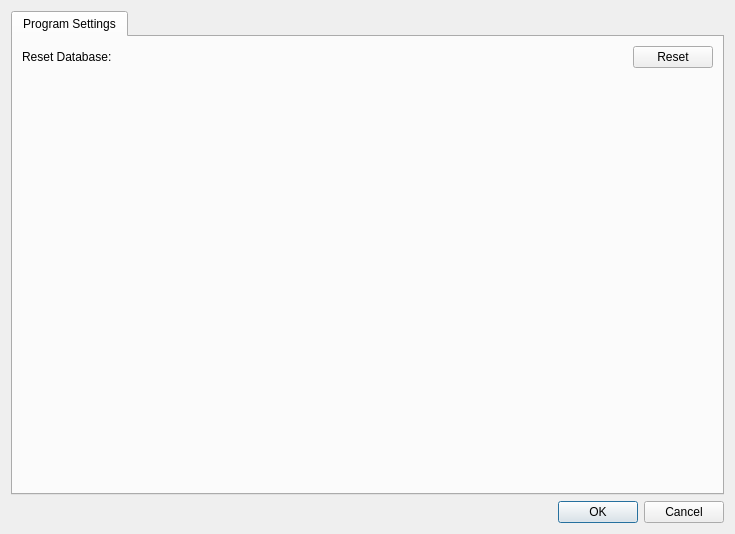
Old version of the form gui/definitions/ui/settings_dialog.ui in the repository SilMon/NucDetect.
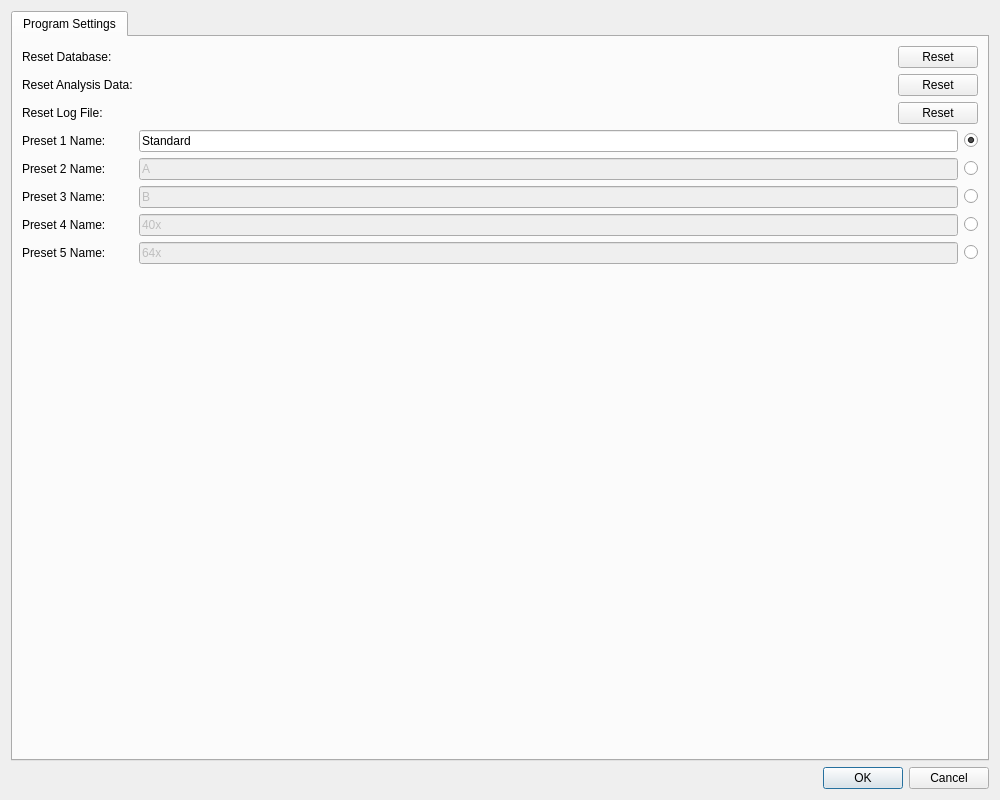
New version of the form.

```diff
--- a/gui/definitions/ui/settings_dialog.ui
+++ b/gui/definitions/ui/settings_dialog.ui
@@ -6,8 +6,8 @@
    <rect>
     <x>0</x>
     <y>0</y>
-    <width>735</width>
-    <height>534</height>
+    <width>1000</width>
+    <height>800</height>
    </rect>
   </property>
   <property name="windowTitle">
@@ -64,7 +64,224 @@
             </spacer>
            </item>
            <item>
-            <widget class="QPushButton" name="btn_reset">
+            <widget class="QPushButton" name="btn_reset_db">
+             <property name="text">
+              <string>Reset</string>
+             </property>
+            </widget>
+           </item>
+          </layout>
+         </item>
+         <item row="1" column="0">
+          <widget class="QLabel" name="label_7">
+           <property name="text">
+            <string>Reset Analysis Data:</string>
+           </property>
+          </widget>
+         </item>
+         <item row="1" column="1">
+          <layout class="QHBoxLayout" name="horizontalLayout_7">
+           <item>
+            <spacer name="horizontalSpacer_2">
+             <property name="orientation">
+              <enum>Qt::Horizontal</enum>
+             </property>
+             <property name="sizeHint" stdset="0">
+              <size>
+               <width>40</width>
+               <height>20</height>
+              </size>
+             </property>
+            </spacer>
+           </item>
+           <item>
+            <widget class="QPushButton" name="btn_reset_an">
+             <property name="text">
+              <string>Reset</string>
+             </property>
+            </widget>
+           </item>
+          </layout>
+         </item>
+         <item row="3" column="0">
+          <widget class="QLabel" name="label_2">
+           <property name="text">
+            <string>Preset 1 Name:</string>
+           </property>
+          </widget>
+         </item>
+         <item row="3" column="1">
+          <layout class="QHBoxLayout" name="horizontalLayout_2">
+           <item>
+            <widget class="QLineEdit" name="le_pre_1">
+             <property name="text">
+              <string>Standard</string>
+             </property>
+            </widget>
+           </item>
+           <item>
+            <widget class="QRadioButton" name="rbtn_pre_1">
+             <property name="text">
+              <string/>
+             </property>
+             <property name="checked">
+              <bool>true</bool>
+             </property>
+             <attribute name="buttonGroup">
+              <string notr="true">btng_active_preset</string>
+             </attribute>
+            </widget>
+           </item>
+          </layout>
+         </item>
+         <item row="4" column="0">
+          <widget class="QLabel" name="label_3">
+           <property name="text">
+            <string>Preset 2 Name:</string>
+           </property>
+          </widget>
+         </item>
+         <item row="4" column="1">
+          <layout class="QHBoxLayout" name="horizontalLayout_3">
+           <item>
+            <widget class="QLineEdit" name="le_pre_2">
+             <property name="enabled">
+              <bool>false</bool>
+             </property>
+             <property name="text">
+              <string>A</string>
+             </property>
+            </widget>
+           </item>
+           <item>
+            <widget class="QRadioButton" name="rbtn_pre_2">
+             <property name="text">
+              <string/>
+             </property>
+             <attribute name="buttonGroup">
+              <string notr="true">btng_active_preset</string>
+             </attribute>
+            </widget>
+           </item>
+          </layout>
+         </item>
+         <item row="5" column="0">
+          <widget class="QLabel" name="label_4">
+           <property name="text">
+            <string>Preset 3 Name:</string>
+           </property>
+          </widget>
+         </item>
+         <item row="5" column="1">
+          <layout class="QHBoxLayout" name="horizontalLayout_4">
+           <item>
+            <widget class="QLineEdit" name="le_pre_3">
+             <property name="enabled">
+              <bool>false</bool>
+             </property>
+             <property name="text">
+              <string>B</string>
+             </property>
+            </widget>
+           </item>
+           <item>
+            <widget class="QRadioButton" name="rbtn_pre_3">
+             <property name="text">
+              <string/>
+             </property>
+             <attribute name="buttonGroup">
+              <string notr="true">btng_active_preset</string>
+             </attribute>
+            </widget>
+           </item>
+          </layout>
+         </item>
+         <item row="6" column="0">
+          <widget class="QLabel" name="label_5">
+           <property name="text">
+            <string>Preset 4 Name:</string>
+           </property>
+          </widget>
+         </item>
+         <item row="6" column="1">
+          <layout class="QHBoxLayout" name="horizontalLayout_5">
+           <item>
+            <widget class="QLineEdit" name="le_pre_4">
+             <property name="enabled">
+              <bool>false</bool>
+             </property>
+             <property name="text">
+              <string>40x</string>
+             </property>
+            </widget>
+           </item>
+           <item>
+            <widget class="QRadioButton" name="rbtn_pre_4">
+             <property name="text">
+              <string/>
+             </property>
+             <attribute name="buttonGroup">
+              <string notr="true">btng_active_preset</string>
+             </attribute>
+            </widget>
+           </item>
+          </layout>
+         </item>
+         <item row="7" column="0">
+          <widget class="QLabel" name="label_6">
+           <property name="text">
+            <string>Preset 5 Name:</string>
+           </property>
+          </widget>
+         </item>
+         <item row="7" column="1">
+          <layout class="QHBoxLayout" name="horizontalLayout_6">
+           <item>
+            <widget class="QLineEdit" name="le_pre_5">
+             <property name="enabled">
+              <bool>false</bool>
+             </property>
+             <property name="text">
+              <string>64x</string>
+             </property>
+            </widget>
+           </item>
+           <item>
+            <widget class="QRadioButton" name="btn_pre_5">
+             <property name="text">
+              <string/>
+             </property>
+             <attribute name="buttonGroup">
+              <string notr="true">btng_active_preset</string>
+             </attribute>
+            </widget>
+           </item>
+          </layout>
+         </item>
+         <item row="2" column="0">
+          <widget class="QLabel" name="label_8">
+           <property name="text">
+            <string>Reset Log File:</string>
+           </property>
+          </widget>
+         </item>
+         <item row="2" column="1">
+          <layout class="QHBoxLayout" name="horizontalLayout_8">
+           <item>
+            <spacer name="horizontalSpacer_3">
+             <property name="orientation">
+              <enum>Qt::Horizontal</enum>
+             </property>
+             <property name="sizeHint" stdset="0">
+              <size>
+               <width>40</width>
+               <height>20</height>
+              </size>
+             </property>
+            </spacer>
+           </item>
+           <item>
+            <widget class="QPushButton" name="btn_reset_log">
              <property name="text">
               <string>Reset</string>
              </property>
```
Left out of the diff: 3 changed lines with no effect on the pictures.
